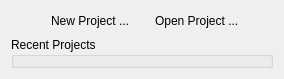
Old version of the form ui/NewOpenProjectPanel.ui in the repository ImageProcessing-ElectronicPublications/scantailor-deviant.
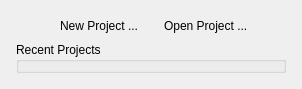
New version of the form.

Commit message: Reimplement NewOpenProjectPanel without using setMask().  Apparently calling setMask() from inside paintEvent() caused crashed under Windows.

Patch:
```diff
--- a/ui/NewOpenProjectPanel.ui
+++ b/ui/NewOpenProjectPanel.ui
@@ -5,8 +5,8 @@
    <rect>
     <x>0</x>
     <y>0</y>
-    <width>284</width>
-    <height>63</height>
+    <width>302</width>
+    <height>81</height>
    </rect>
   </property>
   <property name="sizePolicy" >
@@ -18,7 +18,16 @@
   <property name="windowTitle" >
    <string>Form</string>
   </property>
+  <property name="autoFillBackground" >
+   <bool>false</bool>
+  </property>
   <layout class="QVBoxLayout" name="verticalLayout_2" >
+   <property name="margin" >
+    <number>7</number>
+   </property>
+   <item>
+    <widget class="QWidget" native="1" name="widget" >
+     <layout class="QVBoxLayout" name="verticalLayout" >
    <item>
     <layout class="QHBoxLayout" name="horizontalLayout" >
      <item>
@@ -93,6 +102,9 @@
      <property name="title" >
       <string>Recent Projects</string>
      </property>
+       </widget>
+      </item>
+     </layout>
     </widget>
    </item>
   </layout>
```
Lines whose indentation alone changed are shown as unchanged. The commit also changes 2 other files.
